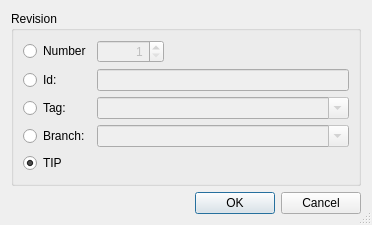
The window that Plugins/VcsPlugins/vcsMercurial/HgRevisionSelectionDialog.ui (testmana2/test) describes before a commit, drawn with Qt 5.
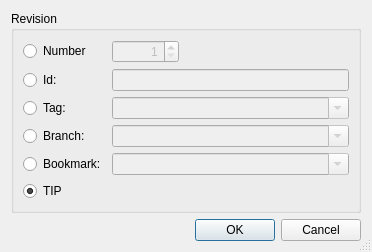
The same window after the commit.

Commit message: Continued with Mercurial bookmark support.

What changed in the file:
```diff
--- a/Plugins/VcsPlugins/vcsMercurial/HgRevisionSelectionDialog.ui
+++ b/Plugins/VcsPlugins/vcsMercurial/HgRevisionSelectionDialog.ui
@@ -7,7 +7,7 @@
     <x>0</x>
     <y>0</y>
     <width>372</width>
-    <height>225</height>
+    <height>224</height>
    </rect>
   </property>
   <property name="windowTitle">
@@ -143,7 +143,36 @@
         </property>
        </widget>
       </item>
-      <item row="4" column="0" colspan="3">
+      <item row="4" column="0">
+       <widget class="QRadioButton" name="bookmarkButton">
+        <property name="toolTip">
+         <string>Select to specify a revision by a bookmark</string>
+        </property>
+        <property name="text">
+         <string>Bookmark:</string>
+        </property>
+       </widget>
+      </item>
+      <item row="4" column="1" colspan="2">
+       <widget class="QComboBox" name="bookmarkCombo">
+        <property name="enabled">
+         <bool>false</bool>
+        </property>
+        <property name="sizePolicy">
+         <sizepolicy hsizetype="Expanding" vsizetype="Fixed">
+          <horstretch>0</horstretch>
+          <verstretch>0</verstretch>
+         </sizepolicy>
+        </property>
+        <property name="toolTip">
+         <string>Enter a bookmark name</string>
+        </property>
+        <property name="editable">
+         <bool>true</bool>
+        </property>
+       </widget>
+      </item>
+      <item row="5" column="0" colspan="3">
        <widget class="QRadioButton" name="tipButton">
         <property name="toolTip">
          <string>Select tip revision of repository</string>
```
Left out of the diff: 56 changed lines with no effect on the pictures. The commit also changes 17 other files.
